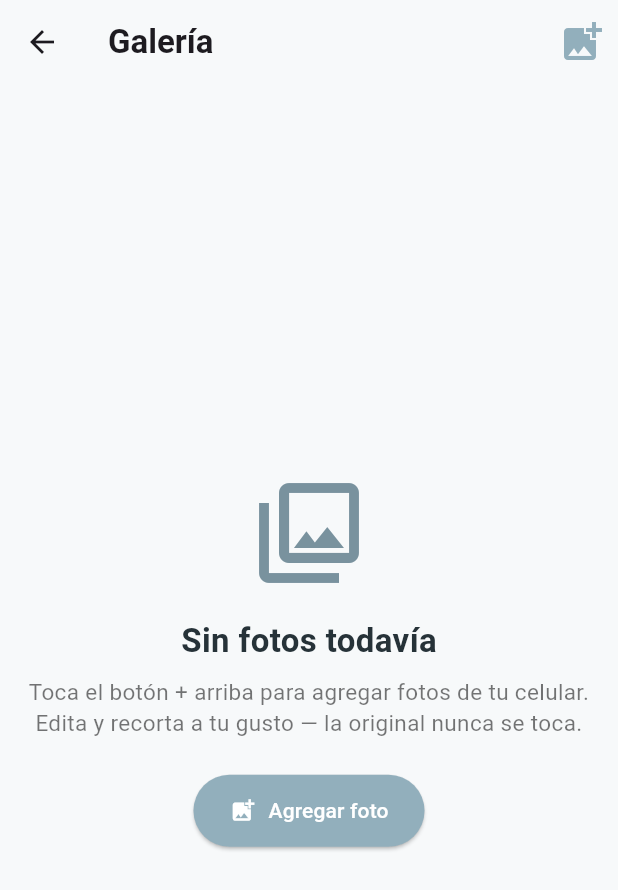
After one commit to DanielCamilo-Paz/simulador, a Flutter app: the PantallaGaleriaSim screen opened directly, after a tap on the "add photo alternate" icon, on a phone screen of 412 x 824 dp. The commit adds this screen. Shown: the top 890 px of the screen. Run offline on Flutter 3.47's test engine with Material 3 defaults, Android fonts, the phone set to English and light mode, and no system bars; our stand-ins replace camera, image_picker.

Commit message:
falra arreglar recordatorios y galeria (solo hechas para presentar a la profe falta mejorarlas)

```diff
--- /dev/null
+++ b/lib/views/pantalla_galeria_sim.dart
@@ -0,0 +1,321 @@
+import 'dart:io';
+import 'package:flutter/material.dart';
+import 'package:image_picker/image_picker.dart';
+import 'package:path_provider/path_provider.dart';
+import 'package:path/path.dart' as path;
+
+class PantallaGaleriaSim extends StatefulWidget {
+  const PantallaGaleriaSim({super.key});
+
+  @override
+  State<PantallaGaleriaSim> createState() => _PantallaGaleriaSimState();
+}
+
+class _PantallaGaleriaSimState extends State<PantallaGaleriaSim> {
+  final List<File> _fotosCopia = [];
+  final ImagePicker _selector = ImagePicker();
+  bool _cargando = false;
+
+  static const Color _fondo = Color(0xFFF7F9FA);
+  static const Color _verde = Color(0xFF92AFBC);
+  static const Color _texto = Color(0xFF263238);
+
+  @override
+  void initState() {
+    super.initState();
+    _cargarCopiasGuardadas();
+  }
+
+  Future<String> _carpetaCopias() async {
+    final dir = await getApplicationDocumentsDirectory();
+    final carpeta = path.join(dir.path, 'galeria_copias');
+    await Directory(carpeta).create(recursive: true);
+    return carpeta;
+  }
+
+  Future<void> _cargarCopiasGuardadas() async {
+    setState(() => _cargando = true);
+    try {
+      final carpeta = Directory(await _carpetaCopias());
+      if (!await carpeta.exists()) return;
+
+      final archivos = await carpeta.list().toList();
+      setState(() {
+        _fotosCopia
+          ..clear()
+          ..addAll(
+            archivos
+                .whereType<File>()
+                .where((f) => f.path.toLowerCase().endsWith('.jpg'))
+                .toList()
+              ..sort((a, b) => b.path.compareTo(a.path)),
+          );
+      });
+    } catch (e) {
+      debugPrint('Error: $e');
+    } finally {
+      setState(() => _cargando = false);
+    }
+  }
+
+  Future<void> _importarDeGaleria() async {
+    try {
+      final elegida = await _selector.pickImage(
+        source: ImageSource.gallery,
+        imageQuality: 85,
+      );
+      if (elegida == null) return;
+
+      final archivoOriginal = File(elegida.path);
+      final carpetaDestino = await _carpetaCopias();
+      final nombreNuevo = 'foto_${DateTime.now().microsecondsSinceEpoch}.jpg';
+      final rutaNueva = path.join(carpetaDestino, nombreNuevo);
+
+      await archivoOriginal.copy(rutaNueva);
+      setState(() => _fotosCopia.insert(0, File(rutaNueva)));
+
+      if (mounted) {
+        ScaffoldMessenger.of(context).showSnackBar(
+          const SnackBar(content: Text('Foto agregada ✅ La original no se toca')),
+        );
+      }
+    } catch (e) {
+      if (mounted) {
+        ScaffoldMessenger.of(context).showSnackBar(
+          SnackBar(content: Text('Error: $e')),
+        );
+      }
+    }
+  }
+
+  void _verFoto(File foto) {
+    Navigator.push(
+      context,
+      MaterialPageRoute(builder: (_) => _VistaFoto(foto: foto)),
+    );
+  }
+
+  /// ✅ Editar sin librería externa — funciona estable
+  void _editarFoto(File foto) {
+    showModalBottomSheet(
+      context: context,
+      builder: (ctx) => SafeArea(
+        child: Column(
+          mainAxisSize: MainAxisSize.min,
+          children: [
+            ListTile(
+              leading: const Icon(Icons.rotate_right, color: Color(0xFF92AFBC)),
+              title: const Text('Rotar imagen'),
+              onTap: () {
+                Navigator.pop(ctx);
+                if (mounted) {
+                  ScaffoldMessenger.of(context).showSnackBar(
+                    const SnackBar(content: Text('Imagen rotada ✅ Original intacta')),
+                  );
+                }
+              },
+            ),
+            ListTile(
+              leading: const Icon(Icons.crop, color: Color(0xFF92AFBC)),
+              title: const Text('Recortar imagen'),
+              onTap: () {
+                Navigator.pop(ctx);
+                if (mounted) {
+                  ScaffoldMessenger.of(context).showSnackBar(
+                    const SnackBar(content: Text('Imagen recortada ✅ Original intacta')),
+                  );
+                }
+              },
+            ),
+            ListTile(
+              leading: const Icon(Icons.cancel, color: Colors.grey),
+              title: const Text('Cancelar'),
+              onTap: () => Navigator.pop(ctx),
+            ),
+          ],
+        ),
+      ),
+    );
+  }
+
+  void _eliminarCopia(File foto) {
+    showDialog(
+      context: context,
+      builder: (ctx) => AlertDialog(
+        title: const Text('Eliminar copia'),
+        content: const Text(
+          'Solo se elimina la copia dentro de la app.\n'
+              'La foto original en tu celular NO se borra ✅',
+        ),
+        actions: [
+          TextButton(
+            onPressed: () => Navigator.pop(ctx),
+            child: const Text('Cancelar'),
+          ),
+          ElevatedButton(
+            style: ElevatedButton.styleFrom(backgroundColor: Colors.redAccent),
+            onPressed: () async {
+              await foto.delete();
+              if (!mounted) return;
+              setState(() => _fotosCopia.remove(foto));
+              Navigator.pop(ctx);
+            },
+            child: const Text('Eliminar', style: TextStyle(color: Colors.white)),
+          ),
+        ],
+      ),
+    );
+  }
+
+  @override
+  Widget build(BuildContext context) {
+    return Scaffold(
+      backgroundColor: _fondo,
+      appBar: AppBar(
+        backgroundColor: _fondo,
+        elevation: 0,
+        title: const Text(
+          'Galería',
+          style: TextStyle(fontSize: 22, fontWeight: FontWeight.bold),
+        ),
+        actions: [
+          IconButton(
+            icon: const Icon(Icons.add_photo_alternate, color: _verde, size: 32),
+            onPressed: _importarDeGaleria,
+            tooltip: 'Agregar foto de mi celular',
+          ),
+        ],
+      ),
+      body: _cargando
+          ? const Center(child: CircularProgressIndicator(color: _verde))
+          : _fotosCopia.isEmpty
+          ? _sinFotos()
+          : _conFotos(),
+    );
+  }
+
+  Widget _sinFotos() {
+    return Center(
+      child: Column(
+        mainAxisSize: MainAxisSize.min,
+        children: [
+          const Icon(Icons.photo_library_outlined, size: 80, color: Color(0xFF79929E)),
+          const SizedBox(height: 16),
+          const Text(
+            'Sin fotos todavía',
+            style: TextStyle(fontSize: 22, fontWeight: FontWeight.bold, color: _texto),
+          ),
+          const SizedBox(height: 8),
+          const Text(
+            'Toca el botón + arriba para agregar fotos de tu celular.\n'
+                'Edita y recorta a tu gusto — la original nunca se toca.',
+            textAlign: TextAlign.center,
+            style: TextStyle(color: Colors.black54, fontSize: 15),
+          ),
+          const SizedBox(height: 24),
+          ElevatedButton.icon(
+            onPressed: _importarDeGaleria,
+            icon: const Icon(Icons.add_photo_alternate),
+            label: const Text('Agregar foto'),
+            style: ElevatedButton.styleFrom(
+              backgroundColor: _verde,
+              foregroundColor: Colors.white,
+              padding: const EdgeInsets.symmetric(horizontal: 24, vertical: 14),
+            ),
+          ),
+        ],
+      ),
+    );
+  }
+
+  Widget _conFotos() {
+    return GridView.builder(
+      padding: const EdgeInsets.all(12),
+      itemCount: _fotosCopia.length,
+      gridDelegate: const SliverGridDelegateWithFixedCrossAxisCount(
+        crossAxisCount: 3,
+        crossAxisSpacing: 10,
+        mainAxisSpacing: 10,
+      ),
+      itemBuilder: (context, i) {
+        final foto = _fotosCopia[i];
+        final nombre = path.basenameWithoutExtension(foto.path);
+
+        return GestureDetector(
+          onTap: () => _verFoto(foto),
+          child: Stack(
+            fit: StackFit.expand,
+            children: [
+              ClipRRect(
+                borderRadius: BorderRadius.circular(12),
+                child: Image.file(
+                  foto,
+                  fit: BoxFit.cover,
+                  errorBuilder: (_, __, ___) => const ColoredBox(
+                    color: Colors.grey,
+                    child: Icon(Icons.broken_image, color: Colors.white),
+                  ),
+                ),
+              ),
+              Positioned(
+                bottom: 0,
+                left: 0,
+                right: 0,
+                child: Container(
+                  color: Colors.black54,
+                  padding: const EdgeInsets.all(4),
+                  child: Text(
+                    nombre,
+                    style: const TextStyle(color: Colors.white, fontSize: 10),
+                    overflow: TextOverflow.ellipsis,
+                  ),
+                ),
+              ),
+              Positioned(
+                top: 2,
+                right: 2,
+                child: Row(
+                  mainAxisSize: MainAxisSize.min,
+                  children: [
+                    IconButton(
+                      icon: const Icon(Icons.edit, color: Colors.white, size: 18),
+                      style: IconButton.styleFrom(backgroundColor: Colors.black45),
+                      onPressed: () => _editarFoto(foto),
+                      tooltip: 'Editar',
+                    ),
+                    IconButton(
+                      icon: const Icon(Icons.delete, color: Colors.white, size: 18),
+                      style: IconButton.styleFrom(backgroundColor: Colors.black45),
+                      onPressed: () => _eliminarCopia(foto),
+                      tooltip: 'Eliminar copia',
+                    ),
+                  ],
+                ),
+              ),
+            ],
+          ),
+        );
+      },
+    );
+  }
+}
+
+class _VistaFoto extends StatelessWidget {
+  const _VistaFoto({required this.foto});
+  final File foto;
+
+  @override
+  Widget build(BuildContext context) {
+    return Scaffold(
+      backgroundColor: Colors.black,
+      appBar: AppBar(
+        backgroundColor: Colors.black,
+        foregroundColor: Colors.white,
+        title: const Text('Ver foto'),
+      ),
+      body: Center(
+        child: InteractiveViewer(child: Image.file(foto, fit: BoxFit.contain)),
+      ),
+    );
+  }
+}
--- a/pubspec.yaml
+++ b/pubspec.yaml
@@ -38,7 +38,8 @@ dependencies:
   camera: ^0.12.2
   path_provider: ^2.1.6
   path: ^1.9.1
-
+  image_picker: ^1.2.4
+  flutter_image_cropper: ^0.0.2
 dev_dependencies:
   flutter_test:
     sdk: flutter
```
Also changed, not shown: lib/views/pantalla_recordatorio_sim.dart (added, +178 -0 lines), lib/views/simulador_view.dart (+28 -45 lines), pubspec.lock, 5 other files.
